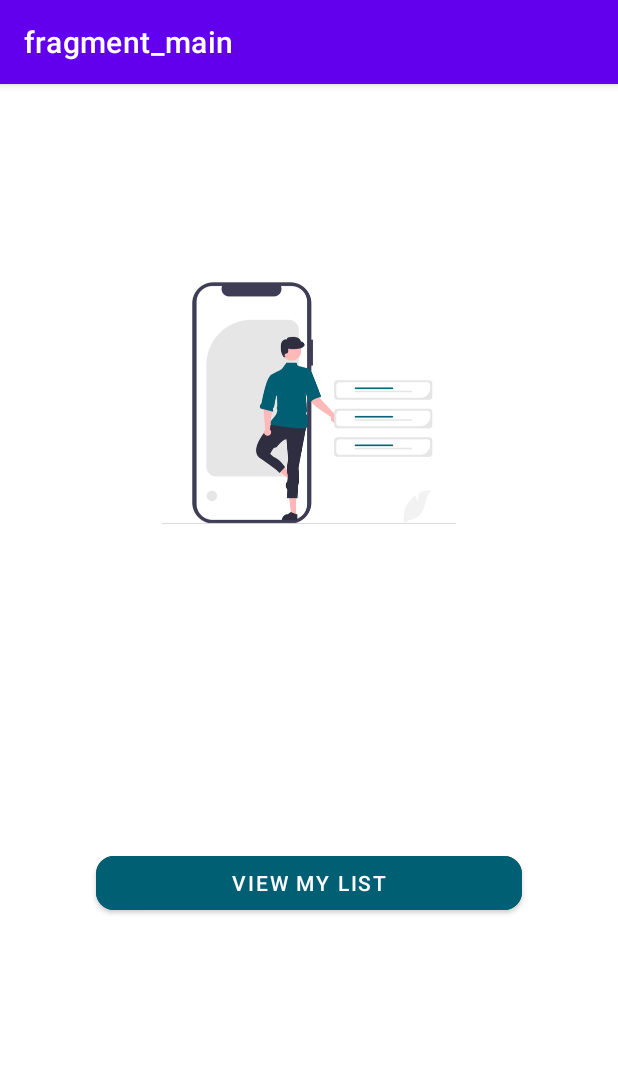
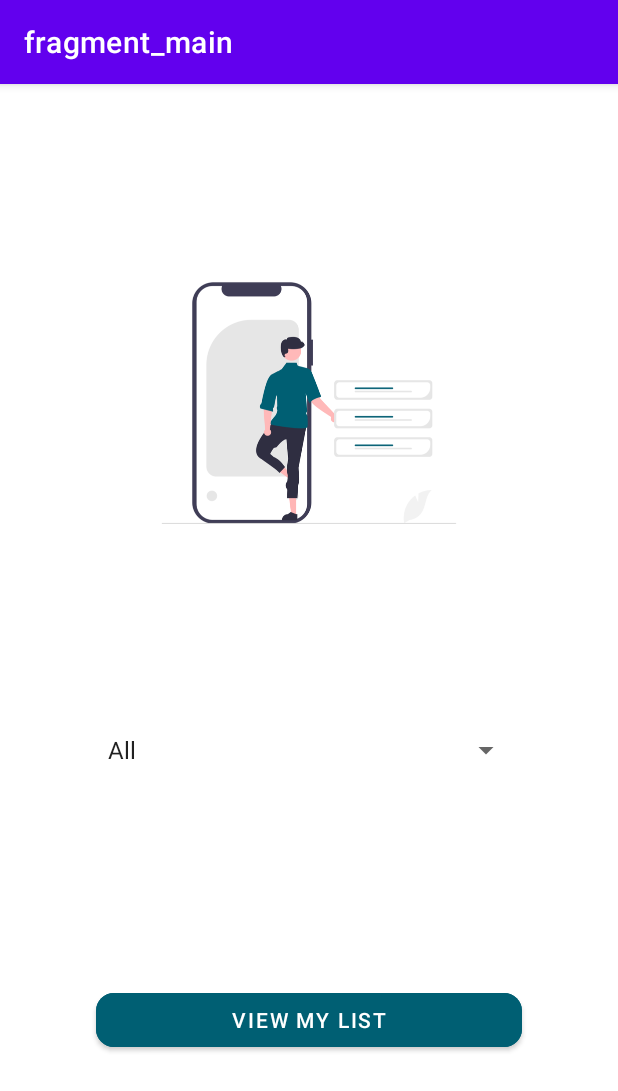
Before and after one commit to AbdulazizAlrajeh/ToDoList, an Android app: the screen it shows after launch (MainActivity), on a phone screen of 412 x 824 dp. Shown: the top 1091 px of the screen. Run offline under Robolectric (Android 15) with nearby library versions, the phone set to English and light mode, and no system bars; our stand-ins replace Room's generated code, navigation-ui.

Commit message:
Edit some files and create action filter by status and display list

```diff
--- a/app/src/main/java/com/example/todolist/database/ToDoDao.kt
+++ b/app/src/main/java/com/example/todolist/database/ToDoDao.kt
@@ -17,7 +17,7 @@ interface ToDoDao {
     @Update
     suspend fun updateItem (itemModel: ItemModel)
 
- /* @Query("SELECT * FROM itemmodel WHERE status= :status")
-  fun filterStatus(status:String):LiveData<List<ItemModel>>*/
+  @Query("SELECT * FROM itemmodel WHERE status= :status")
+  fun filterStatus(status:String):LiveData<List<ItemModel>>
 
 }
--- a/app/src/main/java/com/example/todolist/repository/ToDoRepository.kt
+++ b/app/src/main/java/com/example/todolist/repository/ToDoRepository.kt
@@ -22,7 +22,7 @@ class ToDoRepository(context: Context) {
     suspend fun addItem (itemModel: ItemModel) = toDoDao.addItem(itemModel)
     suspend fun deleteItem(itemModel: ItemModel) = toDoDao.deleteItem(itemModel)
     suspend fun updateItem (itemModel: ItemModel) = toDoDao.updateItem(itemModel)
-
+     fun filterStutus (stutus:String) = toDoDao.filterStatus(stutus)
 
     companion object{
         private var instance :ToDoRepository? = null
--- a/app/src/main/java/com/example/todolist/views/DisplayListFragment.kt
+++ b/app/src/main/java/com/example/todolist/views/DisplayListFragment.kt
@@ -38,7 +38,8 @@ class DisplayListFragment : Fragment() {
         val toDoListAdapter = ToDoListAdapter(toDoItems,toDoViewModel)
         toDoRecycleView.adapter = toDoListAdapter
 
-        toDoViewModel.toDoItem.observe(viewLifecycleOwner, Observer {
+       // toDoViewModel.toDoItem = toDoViewModel.getItem()
+        toDoViewModel.getItem().observe(viewLifecycleOwner, Observer {
             it?.let {items ->
                 toDoItems.clear()
                 toDoItems.addAll(items)
--- a/app/src/main/java/com/example/todolist/views/EditItemFragment.kt
+++ b/app/src/main/java/com/example/todolist/views/EditItemFragment.kt
@@ -59,6 +59,9 @@ class EditItemFragment : Fragment() {
         saveEditButtonView.setOnClickListener {
 
             selectItemModel.title = titleDetailsItemTextView.text.toString()
+            selectItemModel.description = descriptionDetailsTextView.text.toString()
+            selectItemModel.deadline = dataDeadlineDetailsTextView.text.toString()
+            selectItemModel.status = statusEditSpinner.selectedItem.toString()
             toDoViewModel.updateItem(selectItemModel)
             findNavController().navigate(R.id.action_editItemFragment_to_displayListFragment)
         }
--- a/app/src/main/java/com/example/todolist/views/MainFragment.kt
+++ b/app/src/main/java/com/example/todolist/views/MainFragment.kt
@@ -7,13 +7,19 @@ import android.view.View
 import android.view.ViewGroup
 import android.widget.Button
 import android.widget.ImageView
+import android.widget.Spinner
+import androidx.fragment.app.activityViewModels
+import androidx.lifecycle.repeatOnLifecycle
 import androidx.navigation.fragment.findNavController
 import com.example.todolist.R
+import com.example.todolist.database.ItemModel
+import com.example.todolist.models.ToDoViewModel
 
 
 class MainFragment : Fragment() {
 
-
+    private val toDoItems = mutableListOf<ItemModel>()
+    private val toDoViewModel : ToDoViewModel by activityViewModels()
     override fun onCreateView(
         inflater: LayoutInflater, container: ViewGroup?,
         savedInstanceState: Bundle?
@@ -27,8 +33,12 @@ class MainFragment : Fragment() {
 
         val imageView :ImageView = view.findViewById(R.id.todolist_imageView)
         val displayMyList: Button = view.findViewById(R.id.viewmylist_button)
+        var filter_status :Spinner = view.findViewById(R.id.filter_status_spinner)
+
+
 
         displayMyList.setOnClickListener(){
+            toDoViewModel.status = filter_status.selectedItem.toString()
             findNavController().navigate(R.id.action_mainFragment_to_displayListFragment)
         }
     }
--- a/app/src/main/res/layout/fragment_display_list.xml
+++ b/app/src/main/res/layout/fragment_display_list.xml
@@ -16,6 +16,7 @@
         android:layout_marginEnd="50dp"
         android:fontFamily="sans-serif-black"
         android:text="To Do List"
+        android:textColor="#005F73"
         android:textSize="44sp"
         app:layout_constraintEnd_toEndOf="parent"
         app:layout_constraintStart_toStartOf="parent"
@@ -24,9 +25,10 @@
     <androidx.recyclerview.widget.RecyclerView
         android:id="@+id/recycleview_todolist_display"
         android:layout_width="0dp"
-        android:layout_height="wrap_content"
+        android:layout_height="0dp"
         android:layout_marginStart="10dp"
         android:layout_marginTop="10dp"
+        android:layout_marginEnd="10dp"
         app:layoutManager="androidx.recyclerview.widget.LinearLayoutManager"
         app:layout_constraintBottom_toBottomOf="parent"
         app:layout_constraintEnd_toEndOf="parent"
--- a/app/src/main/res/layout/fragment_main.xml
+++ b/app/src/main/res/layout/fragment_main.xml
@@ -13,13 +13,14 @@
         android:layout_height="wrap_content"
         android:layout_marginStart="64dp"
         android:layout_marginEnd="64dp"
+        android:layout_marginBottom="120dp"
         android:backgroundTint="#005F73"
         android:text="View My List"
         app:cornerRadius="12dp"
         app:layout_constraintBottom_toBottomOf="parent"
         app:layout_constraintEnd_toEndOf="parent"
-        app:layout_constraintStart_toStartOf="parent"
-        app:layout_constraintTop_toBottomOf="@+id/todolist_imageView" />
+        app:layout_constraintHorizontal_bias="0.0"
+        app:layout_constraintStart_toStartOf="parent" />
 
     <ImageView
         android:id="@+id/todolist_imageView"
@@ -31,5 +32,22 @@
         app:layout_constraintStart_toStartOf="parent"
         app:layout_constraintTop_toTopOf="parent" />
 
+    <Spinner
+        android:id="@+id/filter_status_spinner"
+        style="@android:style/Widget.Material.Light.Spinner"
+        android:layout_width="0dp"
+        android:layout_height="wrap_content"
+        android:layout_marginStart="64dp"
+        android:layout_marginEnd="64dp"
+        android:entries="@array/filter_status"
+        android:minHeight="48dp"
+        app:layout_constraintBottom_toTopOf="@+id/viewmylist_button"
+        app:layout_constraintEnd_toEndOf="parent"
+        app:layout_constraintHorizontal_bias="0.0"
+        app:layout_constraintStart_toStartOf="parent"
+        app:layout_constraintTop_toBottomOf="@+id/todolist_imageView"
+        app:layout_constraintVertical_bias="0.481"
+        tools:ignore="SpeakableTextPresentCheck" />
+
 
 </androidx.constraintlayout.widget.ConstraintLayout>
--- a/app/src/main/res/values/colors.xml
+++ b/app/src/main/res/values/colors.xml
@@ -9,4 +9,7 @@
     <color name="white">#FFFFFFFF</color>
     <color name="Background_button">#005F73</color>
     <color name="background">#005F73</color>
+    <color name="backgroundOpen">#0A9396</color>
+    <color name="backgroundInProcess">#AE2012</color>
+    <color name="backgroundDone">#FFD60A</color>
 </resources>
--- a/app/src/main/res/values/strings.xml
+++ b/app/src/main/res/values/strings.xml
@@ -8,4 +8,10 @@
         <item>In process</item>
         <item>Done</item>
     </array>
+    <array name="filter_status">
+        <item>All</item>
+        <item>Open</item>
+        <item>In process</item>
+        <item>Done</item>
+    </array>
 </resources>
```
Also changed, not shown: app/src/main/java/com/example/todolist/adapters/ToDoListAdapter.kt (+13 -0 lines), app/src/main/java/com/example/todolist/models/ToDoViewModel.kt (+19 -0 lines), app/src/main/res/layout/item_layout.xml (+14 -1 lines).
